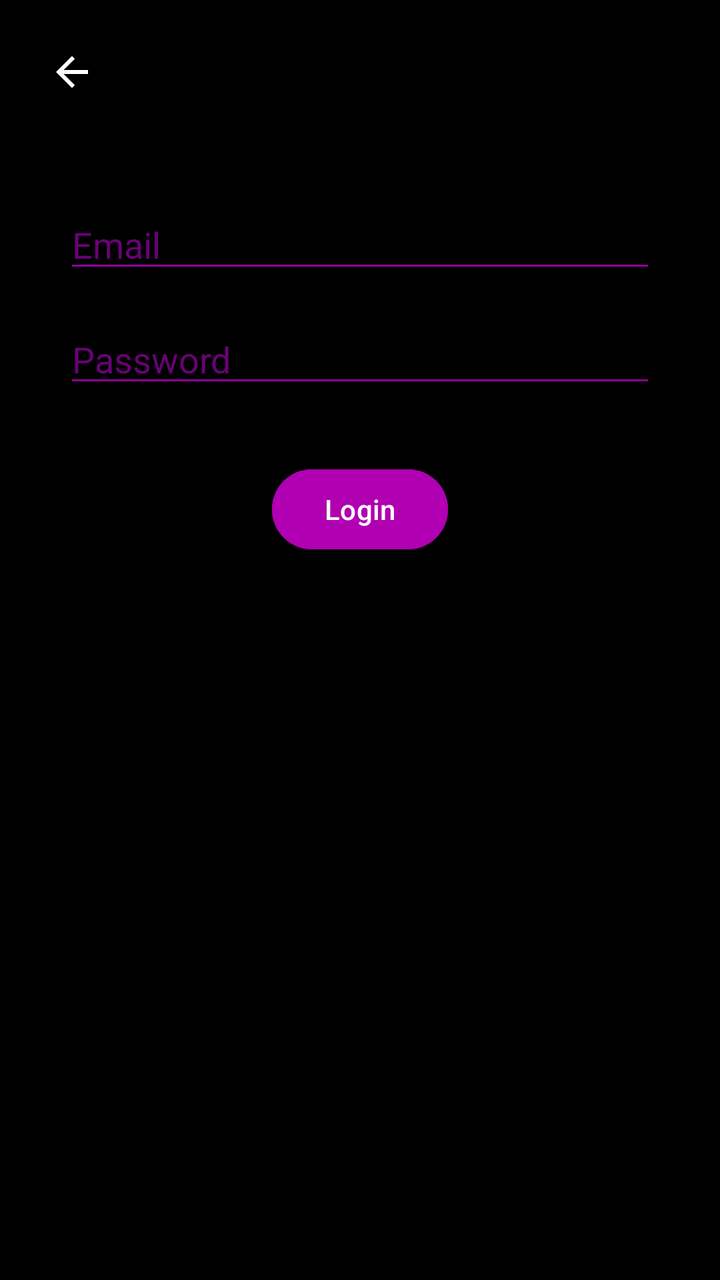
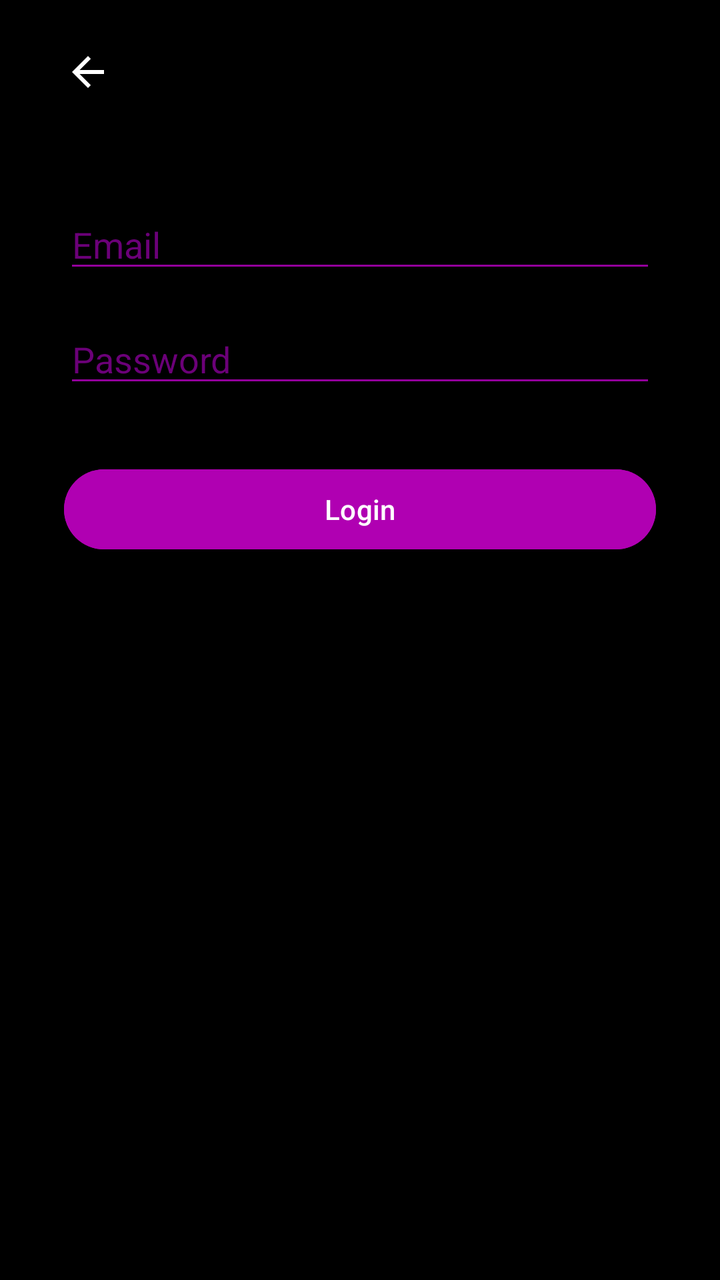

Two renders of the same Android screen: before a commit and after it. Below are the layout's source before the change and the commit's diff.
<!-- AndroidManifest.xml: application theme Theme.GuitarHub -->
<!-- res/layout/activity_login.xml -->
<?xml version="1.0" encoding="utf-8"?>
<androidx.constraintlayout.widget.ConstraintLayout xmlns:android="http://schemas.android.com/apk/res/android"
    xmlns:app="http://schemas.android.com/apk/res-auto"
    xmlns:tools="http://schemas.android.com/tools"
    android:id="@+id/main"
    android:layout_width="match_parent"
    android:layout_height="match_parent"
    android:background="@color/black"
    tools:context=".LoginActivity">

    <ImageButton
        android:id="@+id/btn_back"
        android:layout_width="wrap_content"
        android:layout_height="wrap_content"
        android:src="@drawable/ic_back_arrow"
        android:background="?attr/selectableItemBackgroundBorderless"
        android:padding="8dp"
        app:tint="@color/white"
        android:layout_marginTop="16dp"
        android:layout_marginStart="16dp"
        app:layout_constraintStart_toStartOf="parent"
        app:layout_constraintTop_toTopOf="parent" />

    <EditText
        android:id="@+id/emailEditText"
        android:layout_width="0dp"
        android:layout_height="wrap_content"
        android:layout_marginTop="100dp"
        android:layout_marginStart="32dp"
        android:layout_marginEnd="32dp"
        android:backgroundTint="@color/purple_light"
        android:textColor="@color/white"
        android:textColorHint="@color/purple_medium"
        android:hint="Email"
        android:inputType="textEmailAddress"
        app:layout_constraintEnd_toEndOf="parent"
        app:layout_constraintStart_toStartOf="parent"
        app:layout_constraintTop_toTopOf="parent" />

    <EditText
        android:id="@+id/passwordEditText"
        android:layout_width="0dp"
        android:layout_height="wrap_content"
        android:layout_marginTop="16dp"
        android:backgroundTint="@color/purple_light"
        android:textColor="@color/white"
        android:textColorHint="@color/purple_medium"
        android:hint="Password"
        android:inputType="textPassword"
        app:layout_constraintEnd_toEndOf="@+id/emailEditText"
        app:layout_constraintStart_toStartOf="@+id/emailEditText"
        app:layout_constraintTop_toBottomOf="@+id/emailEditText" />

    <Button
        android:id="@+id/loginButton"
        android:layout_width="wrap_content"
        android:layout_height="wrap_content"
        android:layout_marginTop="32dp"
        android:backgroundTint="@color/purple_accent"
        android:textColor="@color/white"
        android:text="Login"
        app:layout_constraintEnd_toEndOf="@+id/passwordEditText"
        app:layout_constraintStart_toStartOf="@+id/passwordEditText"
        app:layout_constraintTop_toBottomOf="@+id/passwordEditText" />

</androidx.constraintlayout.widget.ConstraintLayout>
<!-- resources referenced by this layout -->
<resources>
  <color name="black">#FF000000</color>
  <color name="purple_accent">#b000b2</color>
  <color name="purple_light">#93009c</color>
  <color name="purple_medium">#6b0078</color>
  <color name="white">#FFFFFFFF</color>
  <!-- drawable ic_back_arrow (drawable) -->
  <vector xmlns:android="http://schemas.android.com/apk/res/android"
          android:width="24dp"
          android:height="24dp"
          android:viewportWidth="24.0"
          android:viewportHeight="24.0">
      <path
          android:fillColor="#FFFFFFFF"
          android:pathData="M20,11H7.83l5.59,-5.59L12,4l-8,8 8,8 1.41,-1.41L7.83,13H20v-2z"/>
  </vector>
  <style name="Theme.GuitarHub" parent="Base.Theme.GuitarHub" />
  <style name="Base.Theme.GuitarHub" parent="Theme.Material3.DayNight.NoActionBar">
          
          
      </style>
</resources>

<!-- the commit's change to res/layout/activity_login.xml (unified diff, before → after) -->
@@ -17,7 +17,7 @@
         android:padding="8dp"
         app:tint="@color/white"
         android:layout_marginTop="16dp"
-        android:layout_marginStart="16dp"
+        android:layout_marginStart="24dp"
         app:layout_constraintStart_toStartOf="parent"
         app:layout_constraintTop_toTopOf="parent" />
 
@@ -53,7 +53,7 @@
 
     <Button
         android:id="@+id/loginButton"
-        android:layout_width="wrap_content"
+        android:layout_width="0dp"
         android:layout_height="wrap_content"
         android:layout_marginTop="32dp"
         android:backgroundTint="@color/purple_accent"
